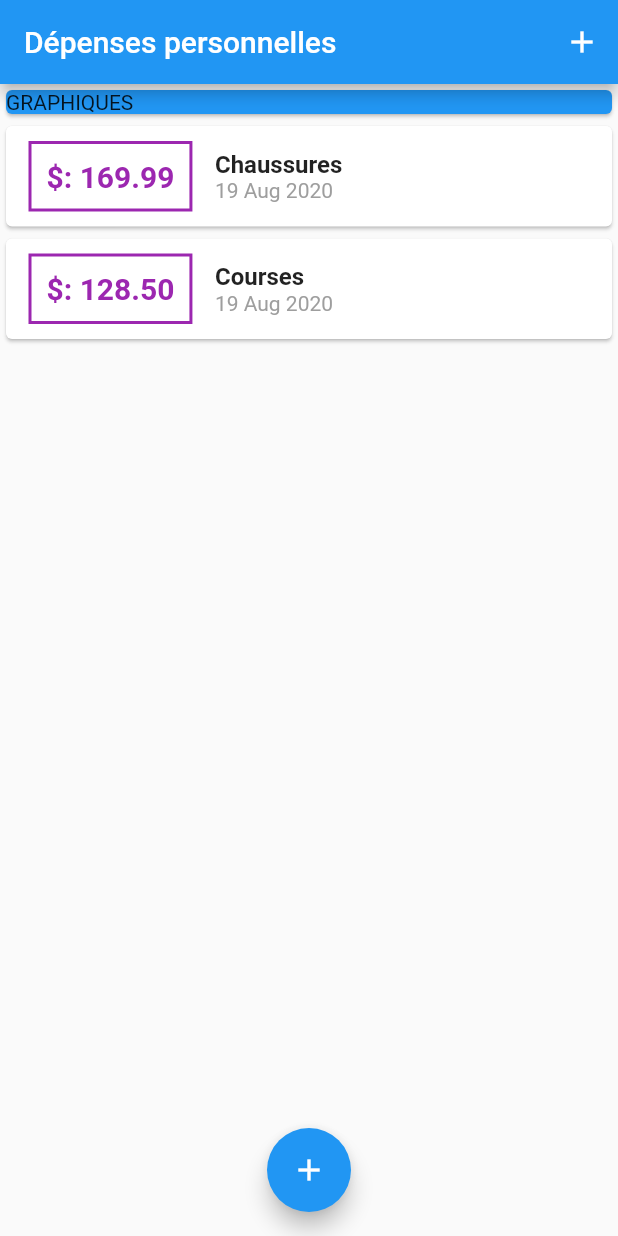
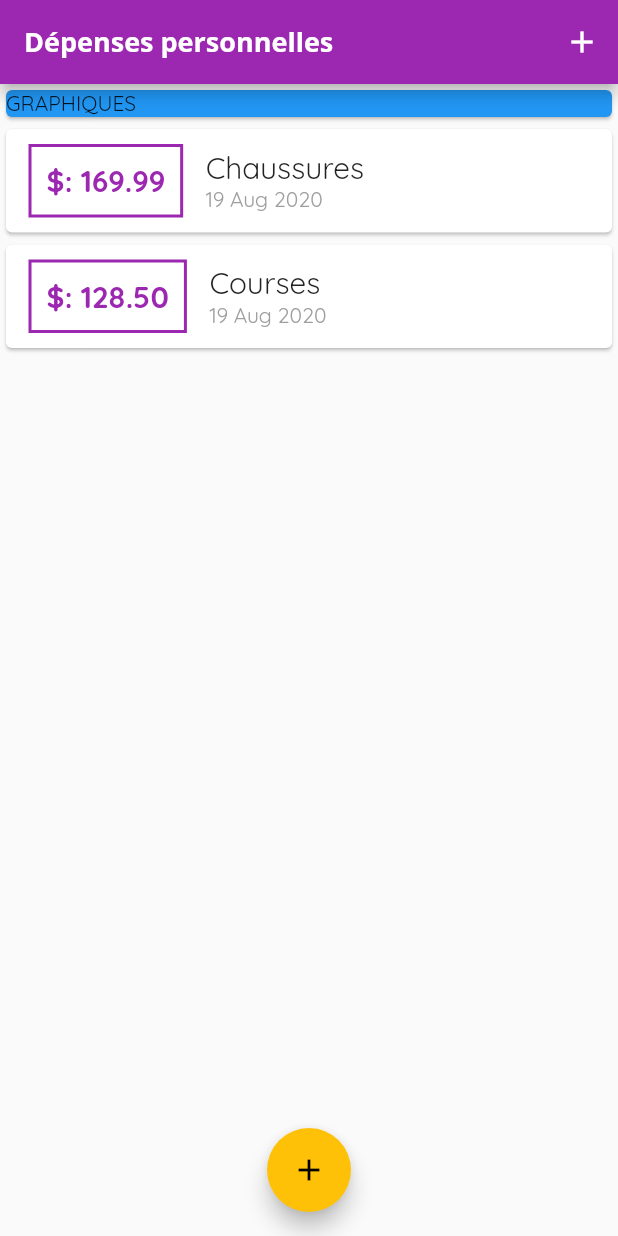
Before and after one commit to Khoding/depenses, a Flutter app: the screen it shows after launch, on a phone screen of 412 x 824 dp. Run offline on Flutter 3.47's test engine with Material 2 defaults, Android fonts, the phone set to English and light mode, and no system bars.

Commit message:
juste avant les barre-graphes

```diff
--- a/lib/main.dart
+++ b/lib/main.dart
@@ -12,6 +12,20 @@ class MyApp extends StatelessWidget {
   Widget build(BuildContext context) {
     return MaterialApp(
       title: 'Dépenses personnelles',
+      theme: ThemeData(
+        primarySwatch: Colors.purple,
+        accentColor: Colors.amber,
+        fontFamily: 'Quicksand',
+        appBarTheme: AppBarTheme(
+          textTheme: ThemeData.light().textTheme.copyWith(
+                title: TextStyle(
+                  fontFamily: 'OpenSans',
+                  fontWeight: FontWeight.bold,
+                  fontSize: 18,
+                ),
+              ),
+        ),
+      ),
       home: MyHomePage(),
     );
   }
--- a/lib/widgets/transaction_list.dart
+++ b/lib/widgets/transaction_list.dart
@@ -42,10 +42,7 @@ class TransactionList extends StatelessWidget {
                   children: <Widget>[
                     Text(
                       transactions[index].title,
-                      style: TextStyle(
-                        fontWeight: FontWeight.bold,
-                        fontSize: 16,
-                      ),
+                      style: Theme.of(context).textTheme.title,
                     ),
                     Text(
                       DateFormat('dd MMM yyyy')
```
Also changed, not shown: pubspec.yaml (+52 -41 lines), assets/fonts/OpenSans-Bold.ttf (added), assets/fonts/OpenSans-Regular.ttf (added), assets/fonts/Quicksand-Bold.ttf (added), assets/fonts/Quicksand-Regular.ttf (added).
